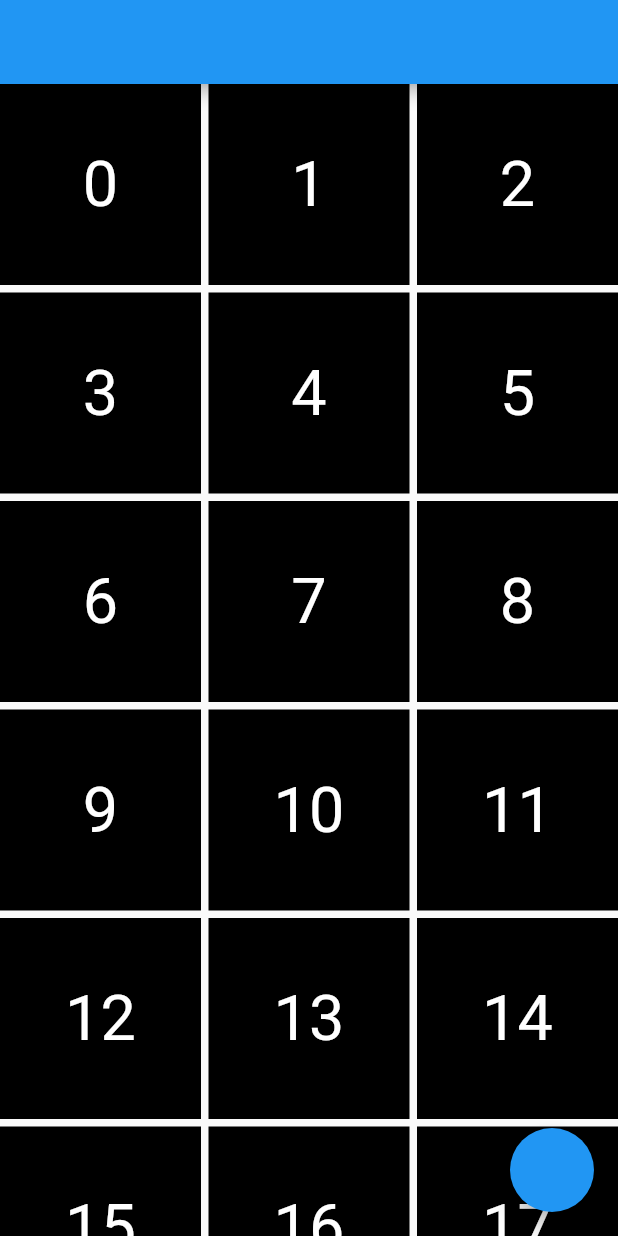
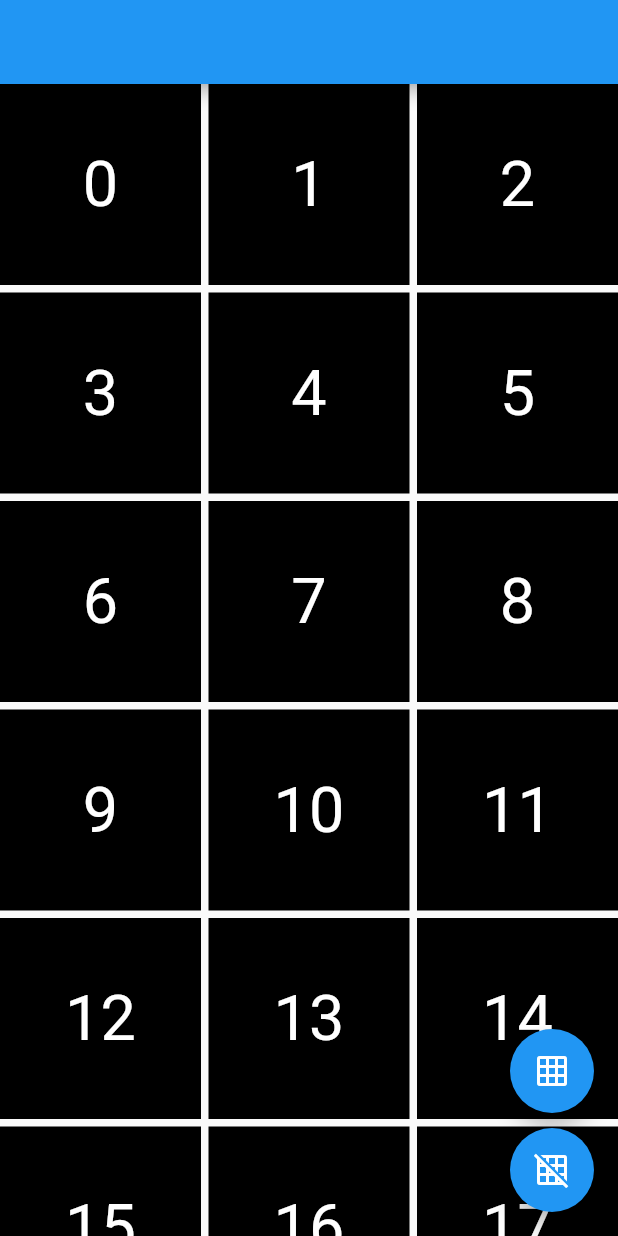
Before and after one commit to poipoipoi33378/flutter_test, a Flutter app: the screen it shows after launch, on a phone screen of 412 x 824 dp. Run offline on Flutter 3.47's test engine with Material 2 defaults, Android fonts, the phone set to English and light mode, and no system bars.

Commit message:
add FloatingActionButton

```diff
--- a/lib/grid_view_page.dart
+++ b/lib/grid_view_page.dart
@@ -13,8 +13,27 @@ class _GridViewPageState extends State<GridViewPage> {
   Widget build(BuildContext context) {
     return Scaffold(
       appBar: AppBar(),
-      floatingActionButton: FloatingActionButton(
-        onPressed: () {},
+      floatingActionButton: Column(
+        mainAxisAlignment: MainAxisAlignment.end,
+        children: <Widget>[
+          FloatingActionButton(
+            onPressed: () {},
+            child: Icon(
+              Icons.grid_on,
+              color: Colors.white,
+            ),
+          ),
+          SizedBox(
+            height: 10,
+          ),
+          FloatingActionButton(
+            onPressed: () {},
+            child: Icon(
+              Icons.grid_off,
+              color: Colors.white,
+            ),
+          ),
+        ],
       ),
       body: GridView.builder(
         gridDelegate: SliverGridDelegateWithFixedCrossAxisCount(
```
